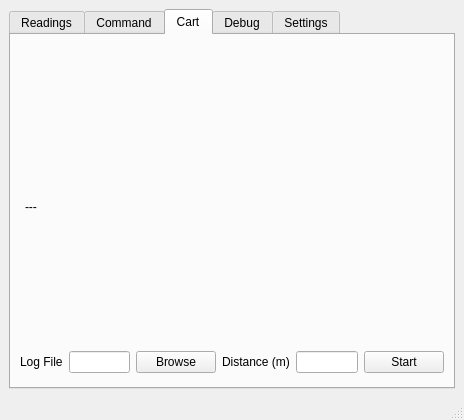
The window that tf03_test/main_window.ui (codincodee/tf0x_dev) describes before a commit, drawn with Qt 5.
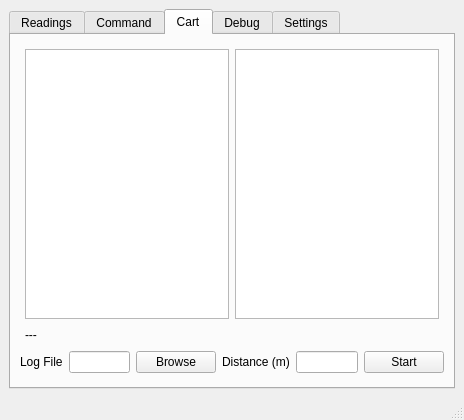
The same window after the commit. The open tabs and pages were chosen to show the change.

Commit message: Added Cart page list ui

Diff of the .ui file:
```diff
--- a/tf03_test/main_window.ui
+++ b/tf03_test/main_window.ui
@@ -537,7 +537,53 @@
              </spacer>
             </item>
             <item>
-             <layout class="QVBoxLayout" name="CartChartVerticalLayout"/>
+             <layout class="QHBoxLayout" name="horizontalLayout_13">
+              <item>
+               <spacer name="horizontalSpacer_18">
+                <property name="orientation">
+                 <enum>Qt::Horizontal</enum>
+                </property>
+                <property name="sizeHint" stdset="0">
+                 <size>
+                  <width>40</width>
+                  <height>20</height>
+                 </size>
+                </property>
+               </spacer>
+              </item>
+              <item>
+               <widget class="QListWidget" name="CartPageListWidget1"/>
+              </item>
+              <item>
+               <spacer name="horizontalSpacer_17">
+                <property name="orientation">
+                 <enum>Qt::Horizontal</enum>
+                </property>
+                <property name="sizeHint" stdset="0">
+                 <size>
+                  <width>40</width>
+                  <height>20</height>
+                 </size>
+                </property>
+               </spacer>
+              </item>
+              <item>
+               <widget class="QListWidget" name="CartPageListWidget2"/>
+              </item>
+              <item>
+               <spacer name="horizontalSpacer_8">
+                <property name="orientation">
+                 <enum>Qt::Horizontal</enum>
+                </property>
+                <property name="sizeHint" stdset="0">
+                 <size>
+                  <width>40</width>
+                  <height>20</height>
+                 </size>
+                </property>
+               </spacer>
+              </item>
+             </layout>
             </item>
             <item>
              <spacer name="horizontalSpacer_11">
```
Left out of the diff: 2 changed lines with no effect on the pictures. The commit also changes 2 other files.
